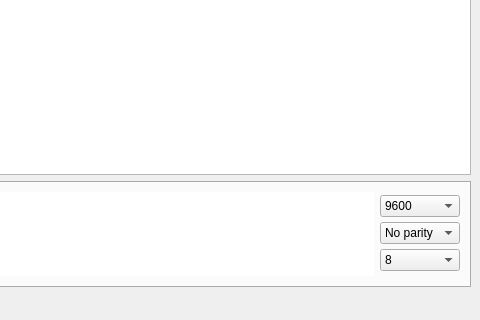
Old version of the form plottipy.ui in the repository ruddy17/PlottiPy; both pictures show x 320 to 800 and y 280 to 600 of the 800 by 600 pixel window.
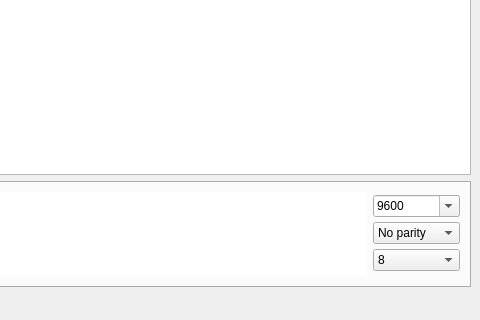
New version of the form. Icons and pictures are not drawn. Custom widgets are drawn as their Qt base class.

Commit message: Added port selector features: open, close, refresh, avalability check, serial settings

```diff
--- a/plottipy.ui
+++ b/plottipy.ui
@@ -1342,6 +1342,9 @@
         <height>130</height>
        </size>
       </property>
+      <property name="autoFillBackground">
+       <bool>true</bool>
+      </property>
       <property name="styleSheet">
        <string notr="true"/>
       </property>
@@ -1354,6 +1357,12 @@
       <property name="currentIndex">
        <number>0</number>
       </property>
+      <property name="elideMode">
+       <enum>Qt::ElideNone</enum>
+      </property>
+      <property name="tabBarAutoHide">
+       <bool>false</bool>
+      </property>
       <widget class="QWidget" name="port_settings">
        <property name="sizePolicy">
         <sizepolicy hsizetype="Preferred" vsizetype="Fixed">
@@ -1377,35 +1386,41 @@
            <widget class="QComboBox" name="baudrate">
             <property name="minimumSize">
              <size>
-              <width>80</width>
+              <width>87</width>
               <height>0</height>
              </size>
             </property>
+            <property name="editable">
+             <bool>true</bool>
+            </property>
             <property name="currentText">
              <string>9600</string>
             </property>
-            <item>
-             <property name="text">
-              <string>9600</string>
-             </property>
-            </item>
-            <item>
-             <property name="text">
-              <string>115200</string>
-             </property>
-            </item>
+            <property name="currentIndex">
+             <number>2</number>
+            </property>
             <item>
              <property name="text">
               <string>250000</string>
              </property>
             </item>
+            <item>
+             <property name="text">
+              <string>115200</string>
+             </property>
+            </item>
+            <item>
+             <property name="text">
+              <string>9600</string>
+             </property>
+            </item>
            </widget>
           </item>
           <item>
            <widget class="QComboBox" name="parity">
             <property name="minimumSize">
              <size>
-              <width>80</width>
+              <width>87</width>
               <height>0</height>
              </size>
             </property>
@@ -1430,10 +1445,16 @@
            <widget class="QComboBox" name="bytenumber">
             <property name="minimumSize">
              <size>
-              <width>80</width>
+              <width>87</width>
               <height>0</height>
              </size>
             </property>
+            <property name="currentText">
+             <string>8</string>
+            </property>
+            <property name="currentIndex">
+             <number>0</number>
+            </property>
             <item>
              <property name="text">
               <string>8</string>
```
Left out of the diff: 26 changed lines with no effect on the pictures. The commit also changes 1 other file.
